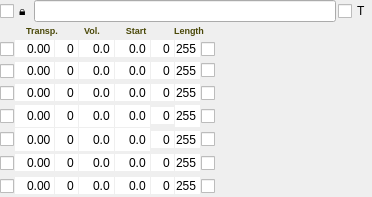
The window that Qt/qt4_patch_widget.ui (kmatheussen/radium) describes before a commit, drawn with Qt 5.
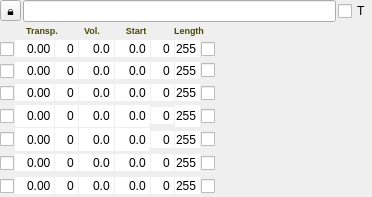
The same window after the commit.

Commit message: Instrument: Replace the "locked" checkbox with a "select" button, (Fix for #1412)

```diff
--- a/Qt/qt4_patch_widget.ui
+++ b/Qt/qt4_patch_widget.ui
@@ -66,7 +66,7 @@
        <number>0</number>
       </property>
       <item>
-       <widget class="QCheckBox" name="locked_instrument">
+       <widget class="QToolButton" name="select_instrument">
         <property name="toolTip">
          <string/>
         </property>
```
The commit also changes 4 other files.
